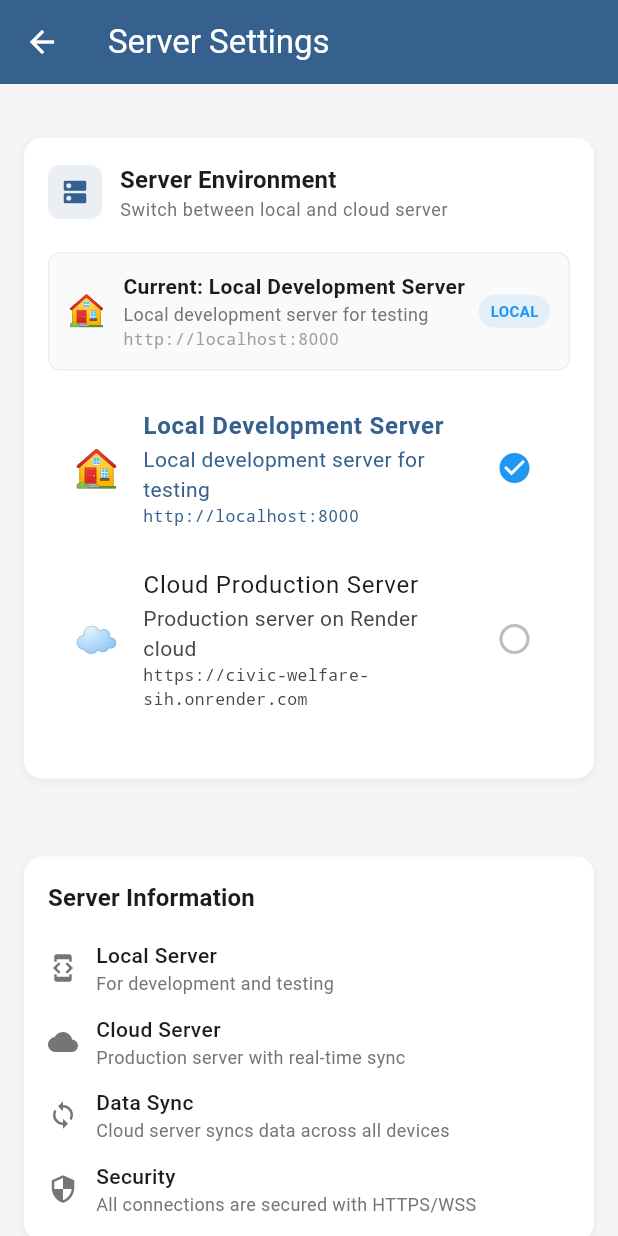
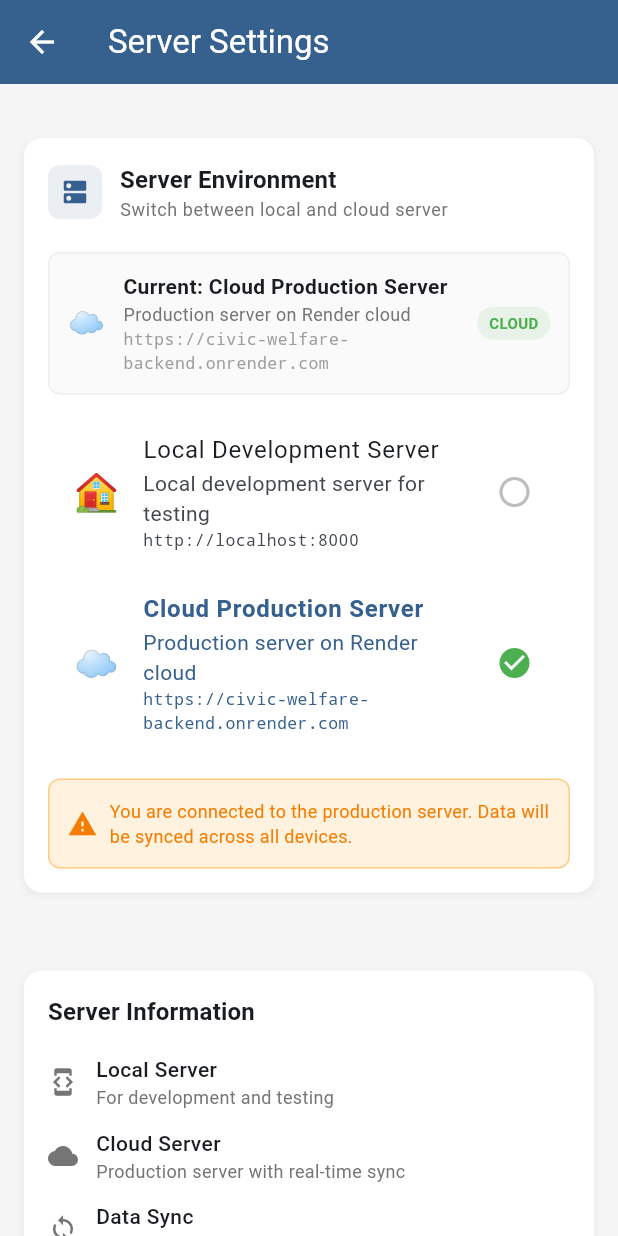
Before and after one commit to SRIVELAN-CSE/CW, a Flutter app: the ServerSettingsScreen screen opened directly, on a phone screen of 412 x 824 dp. Run offline on Flutter 3.47's test engine with Material 3 defaults, Android fonts, the phone set to English and light mode, and no system bars; our stand-ins replace geocoding, geolocator, go_router, google_fonts, image_picker, shared_preferences; missing offline and left inert: dart:html; accounts and stored records are empty; network calls fail; key blocks and very long unbroken strings in the code were emptied for the run.

Commit message:
feat: Update server config with live Render URL - Production ready with https://civic-welfare-backend.onrender.com

```diff
--- a/lib/config/server_config.dart
+++ b/lib/config/server_config.dart
@@ -45,9 +45,9 @@
     ),
     'cloud': ServerConfigModel(
       name: 'Cloud Production Server',
-      baseURL: 'https://civic-welfare-sih.onrender.com', // Update with your actual Render URL
-      apiURL: 'https://civic-welfare-sih.onrender.com/api',
-      websocketURL: 'wss://civic-welfare-sih.onrender.com',
+      baseURL: 'https://civic-welfare-backend.onrender.com',
+      apiURL: 'https://civic-welfare-backend.onrender.com/api',
+      websocketURL: 'wss://civic-welfare-backend.onrender.com',
       description: 'Production server on Render cloud',
       icon: '☁️',
       color: '#4CAF50',
--- a/lib/services/environment_service.dart
+++ b/lib/services/environment_service.dart
@@ -3,7 +3,7 @@
 
 class EnvironmentService {
   static const String _environmentKey = 'current_server_environment';
-  static const String _defaultEnvironment = 'local';
+  static const String _defaultEnvironment = 'cloud'; // Default to cloud server since it's deployed
 
   static EnvironmentService? _instance;
   static EnvironmentService get instance => _instance ??= EnvironmentService._();
@@ -18,11 +18,8 @@
     _prefs = await SharedPreferences.getInstance();
     _currentEnvironment = _prefs?.getString(_environmentKey) ?? _defaultEnvironment;
 
-    // Force switch to local if cloud server fails
-    if (_currentEnvironment == 'cloud') {
-      print('🔄 Switching from cloud to local server (cloud server not available)');
-      await switchEnvironment('local');
-    }
+    print('🌐 Environment Service initialized: $_currentEnvironment');
+    print('� Current API URL: ${currentConfig.apiURL}');
   }
 
   // Get current environment
```
